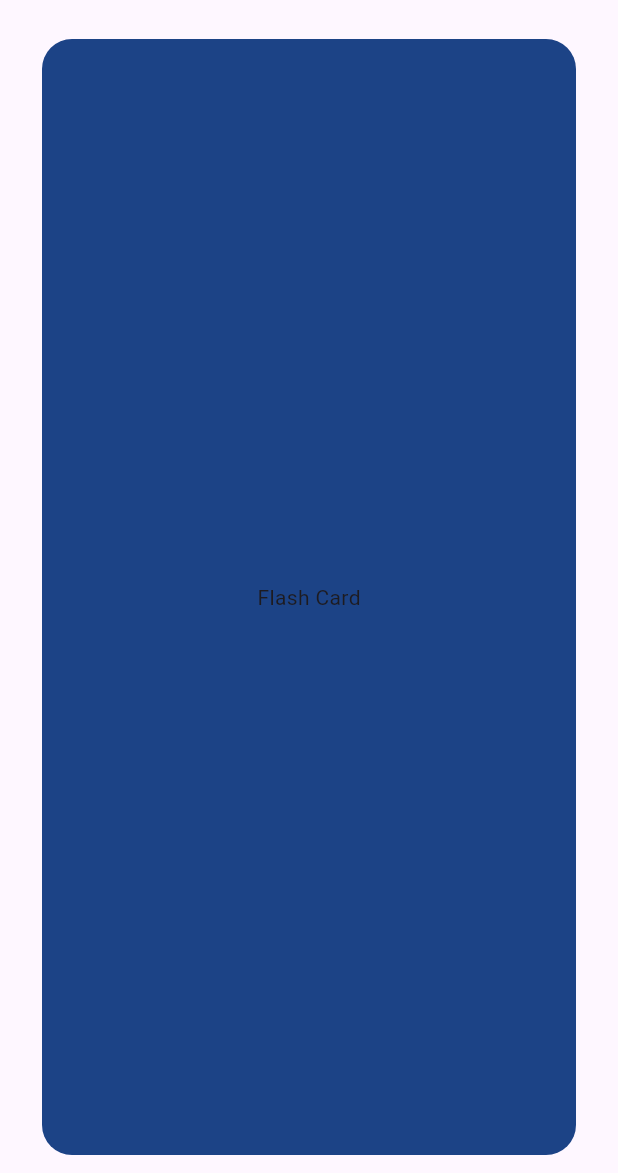
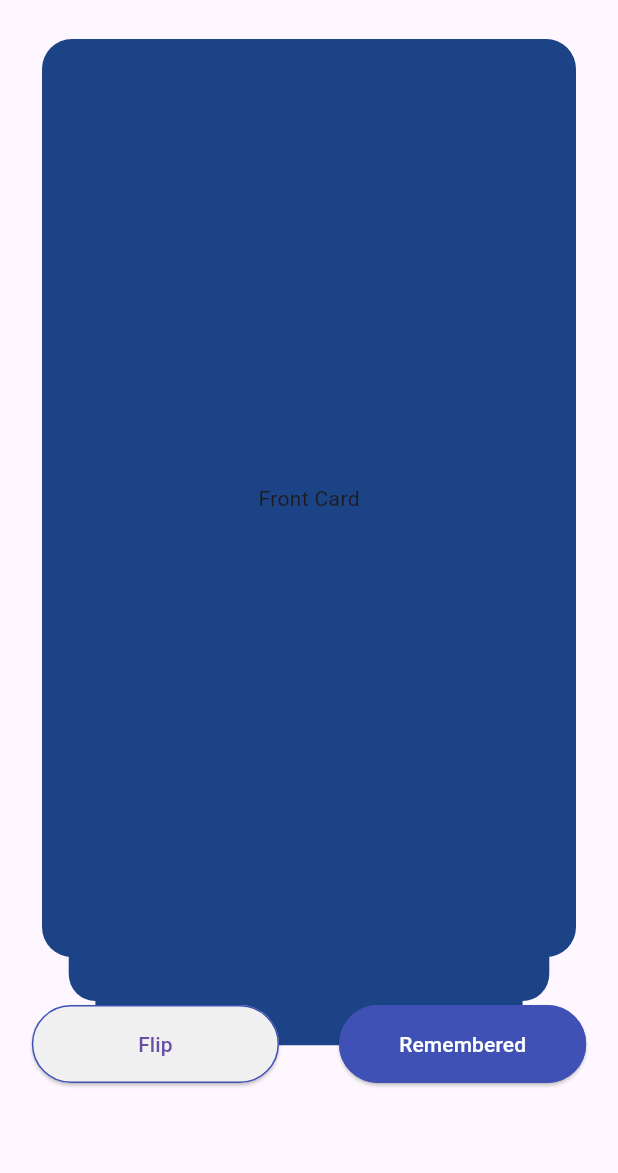
Before and after one commit to baotran310702/Vocab_Hunter, a Flutter app: the FlashCardPage screen opened directly, on a phone screen of 412 x 824 dp, the part 63-1236 px from its top. Run offline on Flutter 3.47's test engine with Material 3 defaults, Android fonts, the light colour scheme and no system bars; drawn by our look-alikes of flutter_card_swiper; our stand-ins replace bloc, bloc_concurrency, cloud_firestore, dio, equatable, firebase_auth and 9 more; missing offline and left inert: flippy, translator, workmanager; accounts and stored records are empty; statements that could not run were skipped.

Commit message:
ui home page - completed

```diff
--- a/lib/main.dart
+++ b/lib/main.dart
@@ -101,8 +101,7 @@ class _MyAppState extends State<MyApp> {
         routes: {
           '/sign-in': (context) => const SignInPage(),
           '/sign-up': (context) => const SignUpPage(),
-          '/home': (context) => home(),
-          '/': (context) => const TopicVocab(),
+          '/': (context) => home(),
         },
       ),
     );
--- a/lib/presentations/home/views/flash_card_page.dart
+++ b/lib/presentations/home/views/flash_card_page.dart
@@ -1,5 +1,6 @@
 import 'package:english_learner/presentations/global_widgets/appbar.dart';
 import 'package:english_learner/presentations/home/widgets/card.dart';
+import 'package:english_learner/utils/colors.dart';
 import 'package:flutter/material.dart';
 import 'package:flutter_card_swiper/flutter_card_swiper.dart';
 
@@ -12,6 +13,17 @@ class FlashCardPage extends StatefulWidget {
 
 class _FlashCardPageState extends State<FlashCardPage> {
   final CardSwiperController controller = CardSwiperController();
+  List<Widget> cards = const [
+    FlashCard(),
+    FlashCard(),
+    FlashCard(),
+    FlashCard(),
+    FlashCard(),
+    FlashCard(),
+    FlashCard(),
+    FlashCard(),
+    FlashCard(),
+  ];
 
   @override
   void dispose() {
@@ -21,17 +33,6 @@ class _FlashCardPageState extends State<FlashCardPage> {
 
   @override
   Widget build(BuildContext context) {
-    List<Widget> cards = const [
-      FlashCard(),
-      FlashCard(),
-      FlashCard(),
-      FlashCard(),
-      FlashCard(),
-      FlashCard(),
-      FlashCard(),
-      FlashCard(),
-      FlashCard(),
-    ];
     return Scaffold(
       appBar: const MyAppbar(text: "Flash Card"),
       body: Container(
@@ -43,8 +44,8 @@ class _FlashCardPageState extends State<FlashCardPage> {
             child: CardSwiper(
                 controller: controller,
                 cardsCount: cards.length,
-                numberOfCardsDisplayed: 6,
-                backCardOffset: const Offset(12, 12),
+                numberOfCardsDisplayed: 3,
+                backCardOffset: const Offset(0, 60),
                 padding: const EdgeInsets.all(12.0),
                 onSwipe: _onSwipe,
                 onUndo: _onUndo,
@@ -57,6 +58,61 @@ class _FlashCardPageState extends State<FlashCardPage> {
                   return cards[index];
                 }),
           ),
+          const SizedBox(
+            height: 20,
+          ),
+          Row(
+            mainAxisAlignment: MainAxisAlignment.center,
+            children: [
+              ElevatedButton(
+                style: ButtonStyle(
+                  backgroundColor: MaterialStateProperty.all(
+                    AppColors.secondaryBackgroundButton,
+                  ),
+                  fixedSize: MaterialStateProperty.all<Size>(
+                    Size(MediaQuery.of(context).size.width / 2.5, 52),
+                  ),
+                  side: MaterialStateProperty.all<BorderSide>(
+                    BorderSide(
+                      color: AppColors.primaryBackgroundButton,
+                      width: 1,
+                    ), // Adjust color and width as needed
+                  ),
+                ),
+                onPressed: () {},
+                child: const Text("Flip"),
+              ),
+              const SizedBox(
+                width: 40,
+              ),
+              ElevatedButton(
+                style: ButtonStyle(
+                  backgroundColor: MaterialStateProperty.all(
+                    AppColors.primaryBackgroundButton,
+                  ),
+                  fixedSize: MaterialStateProperty.all<Size>(
+                    Size(MediaQuery.of(context).size.width / 2.5, 52),
+                  ),
+                  side: MaterialStateProperty.all<BorderSide>(
+                    BorderSide(
+                      color: AppColors.primaryBackgroundButton,
+                      width: 1,
+                    ), // Adjust color and width as needed
+                  ),
+                ),
+                onPressed: () {},
+                child: Text(
+                  "Remembered",
+                  style: TextStyle(
+                    color: AppColors.primaryTextButton,
+                  ),
+                ),
+              ),
+            ],
+          ),
+          const SizedBox(
+            height: 60,
+          )
         ]),
       ),
     );
@@ -67,7 +123,6 @@ class _FlashCardPageState extends State<FlashCardPage> {
     int? currentIndex,
     CardSwiperDirection direction,
   ) {
-    print("current index: $currentIndex");
     controller.swipe(CardSwiperDirection.left);
     return true;
   }
--- a/lib/presentations/home/views/topic_vocabs_page.dart
+++ b/lib/presentations/home/views/topic_vocabs_page.dart
@@ -1,7 +1,6 @@
 import 'package:english_learner/presentations/home/widgets/back_button.dart';
 import 'package:english_learner/presentations/home/widgets/list_topics_vocab.dart';
 import 'package:flutter/material.dart';
-import 'package:flutter/widgets.dart';
 
 class TopicVocab extends StatelessWidget {
   const TopicVocab({super.key});
--- a/lib/presentations/home/widgets/card.dart
+++ b/lib/presentations/home/widgets/card.dart
@@ -1,12 +1,24 @@
 import 'package:flutter/material.dart';
 import 'dart:math' as math;
 
-class FlashCard extends StatelessWidget {
+class FlashCard extends StatefulWidget {
   const FlashCard({super.key});
 
   @override
+  State<FlashCard> createState() => _FlashCardState();
+}
+
+class _FlashCardState extends State<FlashCard> {
+  bool isFront = true;
+  @override
   Widget build(BuildContext context) {
-    return Container(
+    return InkWell(
+      onTap: () {
+        setState(() {
+          isFront = !isFront;
+        });
+      },
+      child: Container(
         width: MediaQuery.of(context).size.width,
         height: 600,
         decoration: BoxDecoration(
@@ -14,7 +26,26 @@ class FlashCard extends StatelessWidget {
               .withOpacity(1.0),
           borderRadius: BorderRadius.circular(20),
         ),
-      child: const Center(child: Text('Flash Card')),
+        child: isFront ? const FrontWidget() : const BackWidget(),
+      ),
     );
   }
 }
+
+class FrontWidget extends StatelessWidget {
+  const FrontWidget({super.key});
+
+  @override
+  Widget build(BuildContext context) {
+    return const Center(child: Text('Front Card'));
+  }
+}
+
+class BackWidget extends StatelessWidget {
+  const BackWidget({super.key});
+
+  @override
+  Widget build(BuildContext context) {
+    return const Center(child: Text('Back Card'));
+  }
+}
--- a/pubspec.yaml
+++ b/pubspec.yaml
@@ -31,6 +31,7 @@ dependencies:
   workmanager: ^0.5.2
   permission_handler: ^11.3.0
   flutter_card_swiper: ^7.0.0
+  flippy: ^0.1.1
 
 
 
```
Also changed, not shown: lib/presentations/home/home.dart (+39 -3 lines), lib/presentations/home/widgets/box_list_vocab_type.dart (+33 -0 lines), lib/presentations/home/widgets/box_news.dart (added, +50 -0 lines), lib/presentations/home/widgets/item_type_vocab.dart (+13 -4 lines), lib/presentations/home/widgets/new_card.dart (added, +133 -0 lines), pubspec.lock. Lines whose indentation alone changed are shown as unchanged.
